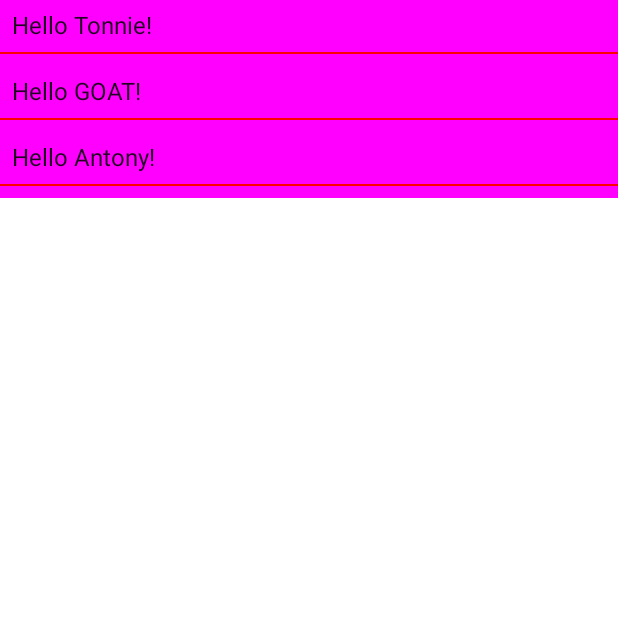
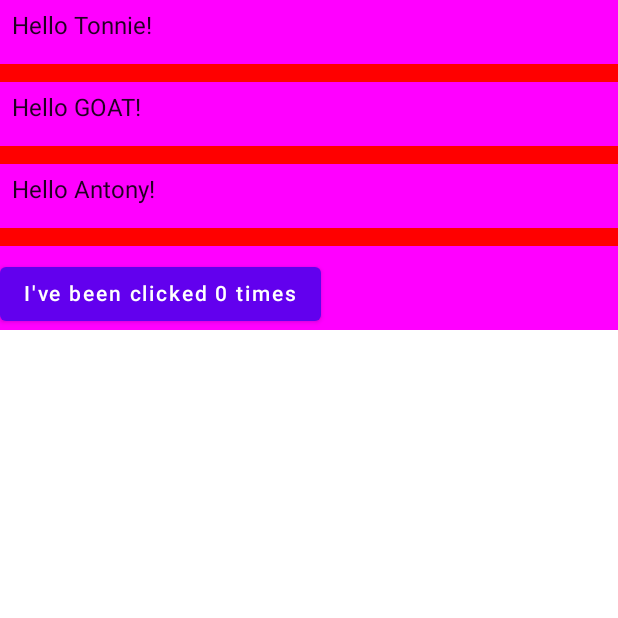
Before and after one commit to Tonnie-Dev/ComposeIntro, an Android app built with Jetpack Compose: the screen it shows after launch (MainActivity), on a phone screen of 412 x 824 dp, the top half of it. Run offline under Robolectric (Android 15) with nearby library versions, the phone set to English and light mode, and no system bars.

Commit message:
Add a button

```diff
--- a/app/src/main/java/com/uxstate/MainActivity.kt
+++ b/app/src/main/java/com/uxstate/MainActivity.kt
@@ -7,11 +7,10 @@ import androidx.compose.foundation.layout.Column
 import androidx.compose.foundation.layout.Spacer
 import androidx.compose.foundation.layout.height
 import androidx.compose.foundation.layout.padding
-import androidx.compose.material.Divider
-import androidx.compose.material.MaterialTheme
-import androidx.compose.material.Surface
-import androidx.compose.material.Text
+import androidx.compose.material.*
 import androidx.compose.runtime.Composable
+import androidx.compose.runtime.mutableStateOf
+import androidx.compose.runtime.remember
 import androidx.compose.ui.Modifier
 import androidx.compose.ui.graphics.Color
 import androidx.compose.ui.tooling.preview.Preview
@@ -61,15 +60,32 @@ fun MyScreenContent(names: List<String> = listOf("Tonnie", "GOAT", "Antony")) {
 
         for (name in names) {
             Greeting(name)
-            Divider(color = Color.Red)
             Spacer(modifier = Modifier.height(8.dp))
+            Divider(color = Color.Red, thickness = 12.dp)
 
         }
+        Spacer(modifier = Modifier.height(8.dp))
+        Counter()
     }
 
 }
 
-@Preview(showBackground = true)
+
+
+@Composable
+fun Counter(){
+
+
+    val count = remember{ mutableStateOf(0)}
+
+
+    Button(onClick = { count.value++ }) {
+
+        Text("I've been clicked ${count.value} times")
+    }
+
+}
+
 @Preview(showBackground = true)
 @Composable
 fun DefaultPreview() {
```
